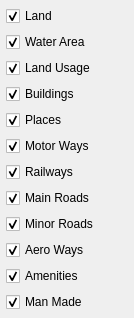
Qt form hmiios2014/mapFilter.ui (jiangfeng79/q3dmmi) before a commit.
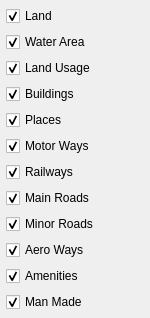
The same form after that commit.

Diff of the .ui file:
```diff
--- a/hmiios2014/mapFilter.ui
+++ b/hmiios2014/mapFilter.ui
@@ -6,10 +6,16 @@
    <rect>
     <x>0</x>
     <y>0</y>
-    <width>134</width>
+    <width>150</width>
     <height>294</height>
    </rect>
   </property>
+  <property name="minimumSize">
+   <size>
+    <width>150</width>
+    <height>0</height>
+   </size>
+  </property>
   <property name="windowTitle">
    <string>Map Filter</string>
   </property>
```
